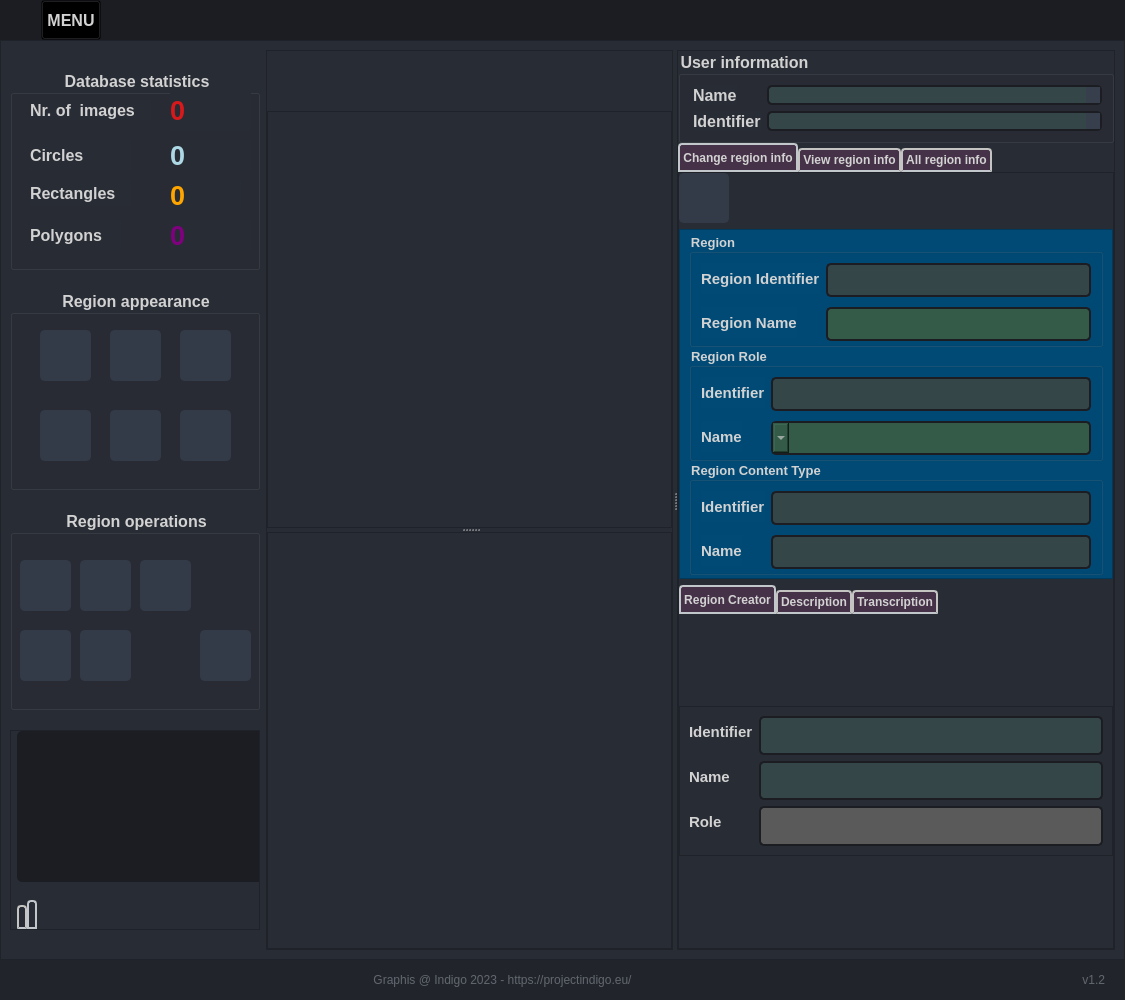
Above: app/gui_main.ui from GraffitiProjectINDIGO/GRAPHIS before the change. Below: the same form after it.
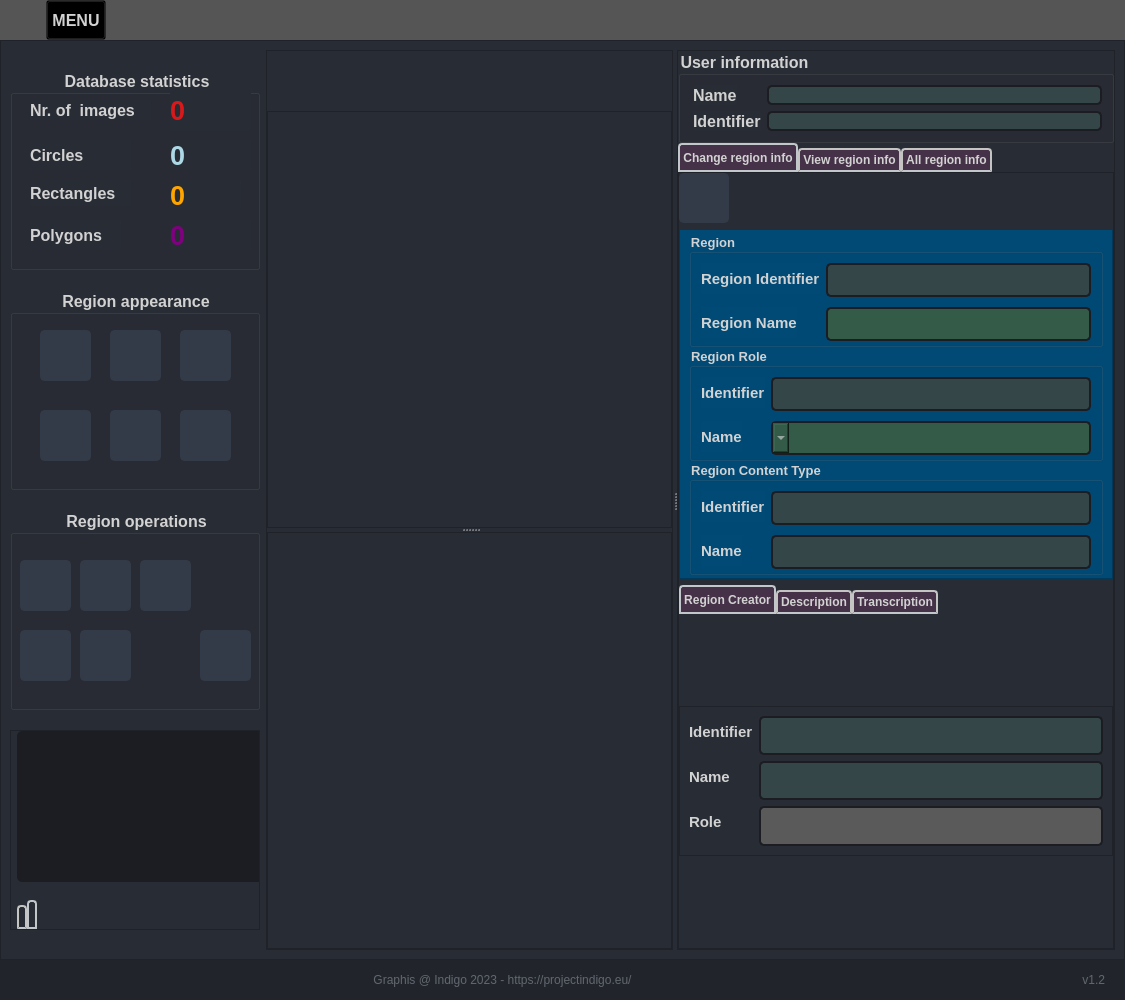
That is the form after the change. The open tabs and pages were chosen to show the change. Icons and pictures are not drawn. Custom widgets are drawn as their Qt base class.

What changed in the file:
```diff
--- a/app/gui_main.ui
+++ b/app/gui_main.ui
@@ -820,7 +820,7 @@
           </size>
          </property>
          <property name="styleSheet">
-          <string notr="true">background-color: transparent;</string>
+          <string notr="true">background-color:rgb(85, 85, 85)</string>
          </property>
          <property name="frameShape">
           <enum>QFrame::NoFrame</enum>
@@ -845,72 +845,6 @@
            <number>0</number>
           </property>
           <item>
-           <widget class="QFrame" name="frame_top_right">
-            <property name="maximumSize">
-             <size>
-              <width>16777215</width>
-              <height>50</height>
-             </size>
-            </property>
-            <property name="styleSheet">
-             <string notr="true">background: transparent;</string>
-            </property>
-            <property name="frameShape">
-             <enum>QFrame::NoFrame</enum>
-            </property>
-            <property name="frameShadow">
-             <enum>QFrame::Raised</enum>
-            </property>
-            <layout class="QVBoxLayout" name="verticalLayout_2">
-             <property name="spacing">
-              <number>0</number>
-             </property>
-             <property name="leftMargin">
-              <number>0</number>
-             </property>
-             <property name="topMargin">
-              <number>0</number>
-             </property>
-             <property name="rightMargin">
-              <number>0</number>
-             </property>
-             <property name="bottomMargin">
-              <number>0</number>
-             </property>
-             <item>
-              <widget class="QFrame" name="frame_top_btns">
-               <property name="maximumSize">
-                <size>
-                 <width>16777215</width>
-                 <height>42</height>
-                </size>
-               </property>
-               <property name="styleSheet">
-                <string notr="true">background-color: rgba(27, 29, 35, 255)</string>
-               </property>
-               <property name="frameShape">
-                <enum>QFrame::NoFrame</enum>
-               </property>
-               <property name="frameShadow">
-                <enum>QFrame::Raised</enum>
-               </property>
-               <layout class="QHBoxLayout" name="horizontalLayout_4">
-                <property name="spacing">
-                 <number>0</number>
-                </property>
-                <property name="leftMargin">
-                 <number>0</number>
-                </property>
-                <property name="topMargin">
-                 <number>0</number>
-                </property>
-                <property name="rightMargin">
-                 <number>0</number>
-                </property>
-                <property name="bottomMargin">
-                 <number>0</number>
-                </property>
-                <item>
                  <widget class="QFrame" name="frame_label_top_btns">
                   <property name="sizePolicy">
                    <sizepolicy hsizetype="Expanding" vsizetype="Preferred">
@@ -929,7 +863,7 @@
                     <number>6</number>
                    </property>
                    <property name="leftMargin">
-                    <number>0</number>
+              <number>5</number>
                    </property>
                    <property name="topMargin">
                     <number>0</number>
@@ -1128,8 +1062,8 @@
                     <widget class="QLabel" name="label_title_bar_top">
                      <property name="maximumSize">
                       <size>
-                       <width>200</width>
-                       <height>31</height>
+                 <width>150</width>
+                 <height>23</height>
                       </size>
                      </property>
                      <property name="font">
@@ -1164,7 +1098,7 @@
                   </layout>
                  </widget>
                 </item>
-                <item alignment="Qt::AlignRight">
+          <item>
                  <widget class="QFrame" name="frame_btns_right">
                   <property name="sizePolicy">
                    <sizepolicy hsizetype="Expanding" vsizetype="Preferred">
@@ -1178,6 +1112,9 @@
                     <height>16777215</height>
                    </size>
                   </property>
+            <property name="styleSheet">
+             <string notr="true"/>
+            </property>
                   <property name="frameShape">
                    <enum>QFrame::NoFrame</enum>
                   </property>
@@ -1338,12 +1275,6 @@
                </layout>
               </widget>
              </item>
-            </layout>
-           </widget>
-          </item>
-         </layout>
-        </widget>
-       </item>
        <item>
         <widget class="QFrame" name="frame_center">
          <property name="sizePolicy">
@@ -2532,6 +2463,12 @@
                       <property name="styleSheet">
                        <string notr="true">background-color: rgb(52, 70, 72);</string>
                       </property>
+                      <property name="verticalScrollBarPolicy">
+                       <enum>Qt::ScrollBarAlwaysOff</enum>
+                      </property>
+                      <property name="lineWrapMode">
+                       <enum>QPlainTextEdit::NoWrap</enum>
+                      </property>
                      </widget>
                     </item>
                     <item row="1" column="0">
@@ -2558,6 +2495,12 @@
                       <property name="styleSheet">
                        <string notr="true">background-color: rgb(52, 70, 72);</string>
                       </property>
+                      <property name="verticalScrollBarPolicy">
+                       <enum>Qt::ScrollBarAlwaysOff</enum>
+                      </property>
+                      <property name="lineWrapMode">
+                       <enum>QPlainTextEdit::NoWrap</enum>
+                      </property>
                      </widget>
                     </item>
                    </layout>
```
Left out of the diff: 11 changed lines with no effect on the pictures. Lines whose indentation alone changed are shown as unchanged.
